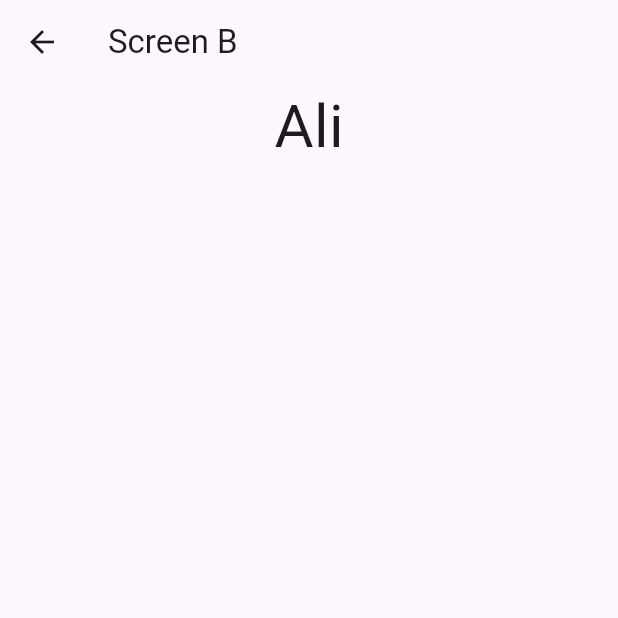
After one commit to MuhammadAliKust/AmirProject, a Flutter app: the screen it shows after launch, after a tap on "Screen A", on a phone screen of 412 x 824 dp, the top half of it. The commit adds this screen. Run offline on Flutter 3.47's test engine with Material 3 defaults, Android fonts, the phone set to English and light mode, and no system bars; our stand-ins replace image_picker, smooth_page_indicator, string_validator.

Commit message:
Provider Done

```diff
--- a/lib/grid_view.dart
+++ b/lib/grid_view.dart
@@ -7,7 +7,6 @@ class GridViewDemo extends StatelessWidget {
   Widget build(BuildContext context) {
     return Scaffold(
       appBar: AppBar(title: Text("Grid View Demo")),
-
       body: Padding(
         padding: const EdgeInsets.all(8.0),
         child: GridView.builder(
@@ -18,7 +17,7 @@ class GridViewDemo extends StatelessWidget {
             childAspectRatio: 5,
           ),
           itemBuilder: (context, i) {
-            return Container(height: 100, width: 100, color: Colors.blue);
+            return Container(height: 100, width: 100, color: Color(0xffbababa));
           },
         ),
       ),
--- a/lib/main.dart
+++ b/lib/main.dart
@@ -3,7 +3,12 @@ import 'package:ibad_project/asset_image.dart';
 import 'package:ibad_project/grid_view.dart';
 import 'package:ibad_project/multi_list_view.dart';
 import 'package:ibad_project/networ_image.dart';
+import 'package:ibad_project/provider/user.dart';
+import 'package:ibad_project/screen_a.dart';
+import 'package:ibad_project/tabbar.dart';
+import 'package:provider/provider.dart';
 
+import 'bottom_bar.dart';
 import 'file_image.dart';
 import 'list_view.dart';
 import 'login.dart';
@@ -11,7 +16,12 @@ import 'notifications_view.dart';
 import 'onboarding.dart';
 
 void main() {
-  runApp(MyApp());
+  runApp(
+    MultiProvider(
+      providers: [ChangeNotifierProvider(create: (context) => UserProvider())],
+      child: MyApp(),
+    ),
+  );
 }
 
 class MyApp extends StatelessWidget {
@@ -19,8 +29,6 @@ class MyApp extends StatelessWidget {
 
   @override
   Widget build(BuildContext context) {
-    return MaterialApp(
-      home: GridViewDemo(),
-    );
+    return MaterialApp(home: ScreenAView());
   }
 }
--- /dev/null
+++ b/lib/provider/user.dart
@@ -0,0 +1,12 @@
+import 'package:flutter/cupertino.dart';
+
+class UserProvider extends ChangeNotifier {
+  String _name = '';
+
+  void setName(String val) {
+    _name = val;
+    notifyListeners();
+  }
+
+  String getName() => _name;
+}
--- /dev/null
+++ b/lib/screen_a.dart
@@ -0,0 +1,27 @@
+import 'package:flutter/material.dart';
+import 'package:ibad_project/models/notification.dart';
+import 'package:ibad_project/provider/user.dart';
+import 'package:ibad_project/screen_b.dart';
+import 'package:provider/provider.dart';
+
+class ScreenAView extends StatelessWidget {
+  @override
+  Widget build(BuildContext context) {
+    var userProvider = Provider.of<UserProvider>(context);
+    return Scaffold(
+      appBar: AppBar(title: Text("Screen A")),
+      body: Center(
+        child: ElevatedButton(
+          onPressed: () {
+            userProvider.setName('Ali');
+            Navigator.push(
+              context,
+              MaterialPageRoute(builder: (context) => ScreenBView()),
+            );
+          },
+          child: Text("Screen A"),
+        ),
+      ),
+    );
+  }
+}
--- /dev/null
+++ b/lib/screen_b.dart
@@ -0,0 +1,21 @@
+import 'package:flutter/material.dart';
+import 'package:ibad_project/models/notification.dart';
+import 'package:ibad_project/provider/user.dart';
+import 'package:provider/provider.dart';
+
+class ScreenBView extends StatelessWidget {
+  @override
+  Widget build(BuildContext context) {
+
+    var userProvider = Provider.of<UserProvider>(context);
+    return Scaffold(
+      appBar: AppBar(title: Text("Screen B")),
+      body: Column(
+        children: [
+          Center(child: Text(userProvider.getName(), style: TextStyle(fontSize: 40))),
+
+        ],
+      ),
+    );
+  }
+}
--- a/pubspec.yaml
+++ b/pubspec.yaml
@@ -37,6 +37,7 @@ dependencies:
   image_picker: ^1.1.2
   string_validator: ^1.1.0
   smooth_page_indicator: ^1.2.1
+  provider: ^6.1.5
 
 dev_dependencies:
   flutter_test:
```
Also changed, not shown: lib/bottom_bar.dart (added, +43 -0 lines), lib/tabbar.dart (added, +26 -0 lines), lib/bottom_nav_bar.dart (added), pubspec.lock.
